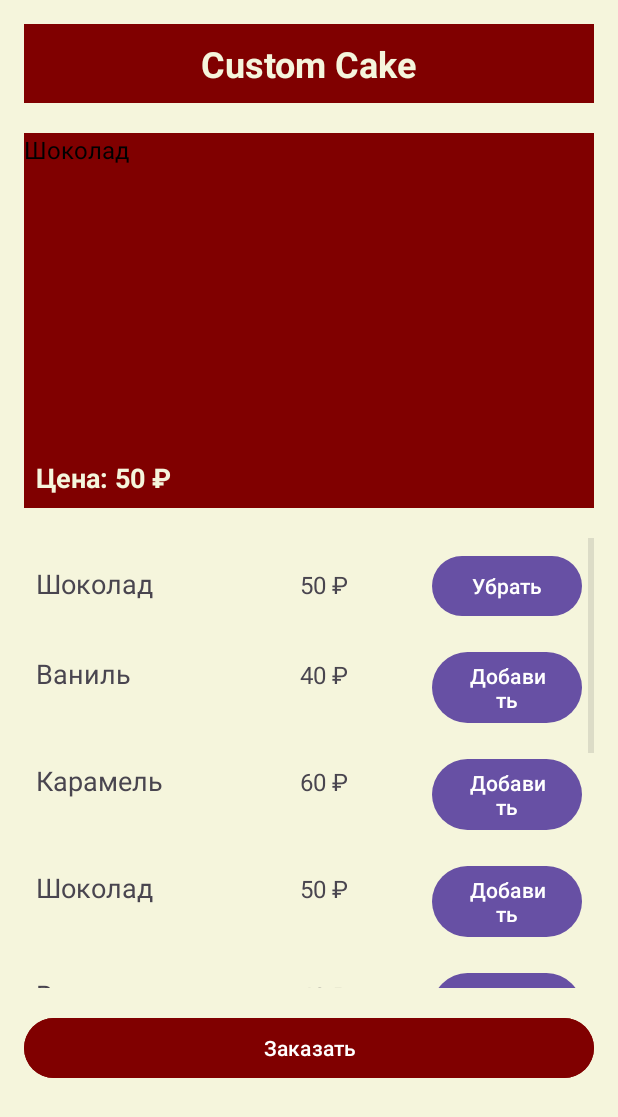
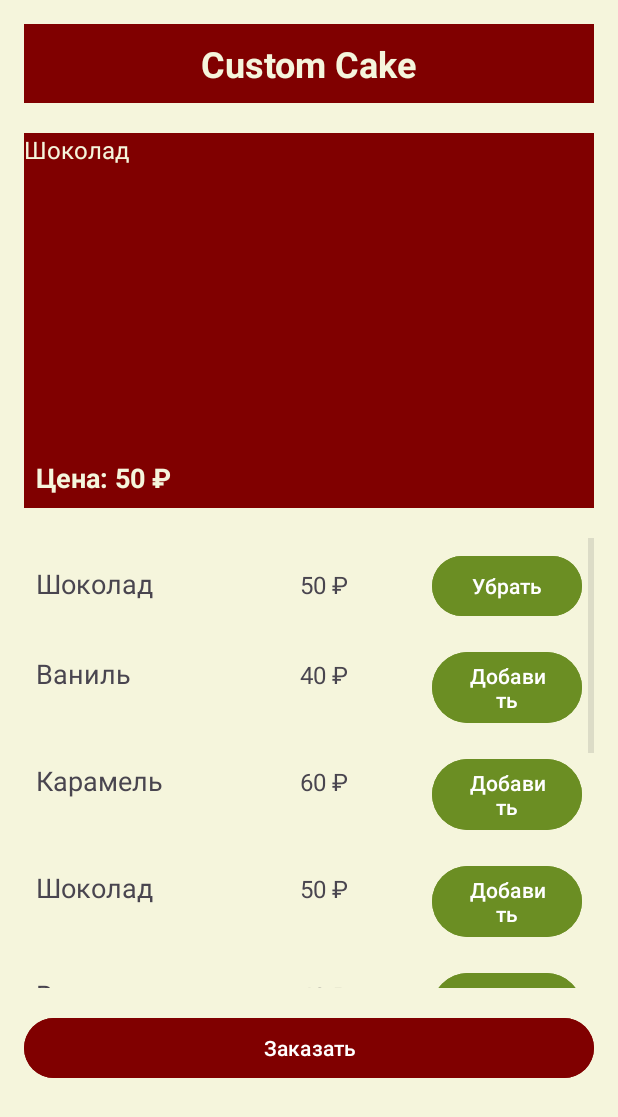
Before and after one commit to Griart135/CakesProject, an Android app: the CustomActivity screen opened directly, with no data from a screen before it, after a tap on "Добавить", on a phone screen of 412 x 824 dp. Shown: the top 1117 px of the screen. Run offline under Robolectric (Android 15) with nearby library versions, the phone set to English and light mode, and no system bars.

Commit message:
Custom activity design

```diff
--- a/app/src/main/java/com/example/afinal/CustomActivity.java
+++ b/app/src/main/java/com/example/afinal/CustomActivity.java
@@ -58,8 +58,7 @@ public class CustomActivity extends AppCompatActivity {
             TextView ingredientView = new TextView(this);
             ingredientView.setText(ingredient.getName());
             ingredientView.setTextSize(16);
-            ingredientView.setTextColor(Color.BLACK);
-            ingredientView.setTag(ingredient.getName());
+            ingredientView.setTextColor(Color.parseColor("#F5F5DC"));
             ingredientsContainer.addView(ingredientView);
             totalPrice += ingredient.getPrice();
         } else {
--- a/app/src/main/java/com/example/afinal/MainActivity.java
+++ b/app/src/main/java/com/example/afinal/MainActivity.java
@@ -44,7 +44,7 @@ public class MainActivity extends AppCompatActivity {
         products.add(new Product("Strawberry Cake", R.drawable.straw1, "Клубничный торт", 550,
                 new String[] {"Клубника", "Сахар", "Творожный сыр"}
         ));
-        products.add(new Product("Banana Cake", R.drawable.banana4, "Банановый торт", 520,
+        products.add(new Product("Banana Cake", R.drawable.cheesecake, "Банановый торт", 520,
                 new String[] {"Банан", "Шоколад ", "Крем"}
         ));
         products.add(new Product("Vanilla Cake", R.drawable.nostalgy, "Ванильный торт", 480,
--- a/app/src/main/res/layout/activity_main.xml
+++ b/app/src/main/res/layout/activity_main.xml
@@ -36,6 +36,7 @@
         app:layout_constraintStart_toStartOf="parent"
         app:layout_constraintEnd_toEndOf="parent"
         android:layout_marginTop="20dp"/>
+
 
 
     <ScrollView
--- a/app/src/main/res/layout/activity_order.xml
+++ b/app/src/main/res/layout/activity_order.xml
@@ -18,7 +18,7 @@
         android:id="@+id/cake_name"
         android:layout_width="wrap_content"
         android:layout_height="wrap_content"
-        android:text="Elegant Chocolate Cake"
+        android:text="Your Custom Cake"
         android:textSize="26sp"
         android:textStyle="bold"
         android:textColor="#800000"
--- a/app/src/main/res/layout/item_ingredient.xml
+++ b/app/src/main/res/layout/item_ingredient.xml
@@ -24,5 +24,6 @@
         android:id="@+id/action_button"
         android:layout_width="100dp"
         android:layout_height="wrap_content"
+        android:backgroundTint="#6B8E23"
         android:text="Добавить"/>
 </LinearLayout>
```
Also changed, not shown: app/src/main/java/com/example/afinal/OrderActivity.java (+10 -1 lines), app/src/main/res/drawable/cheesecake.jpg (added), app/src/main/res/drawable/nostalgi.png (added).
